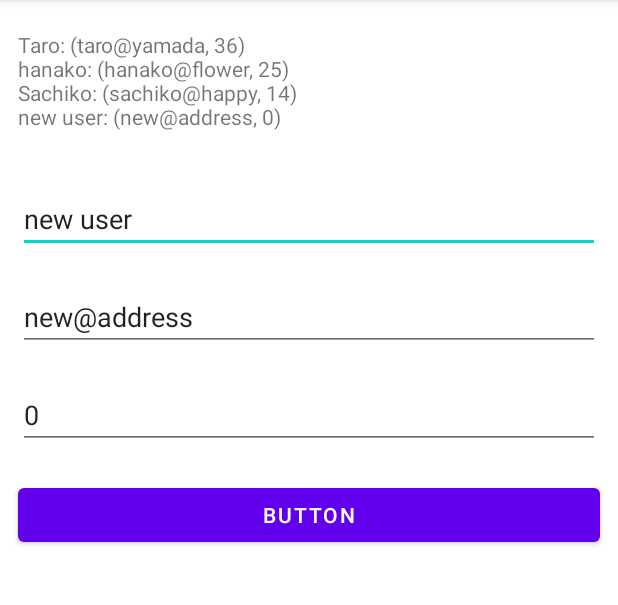
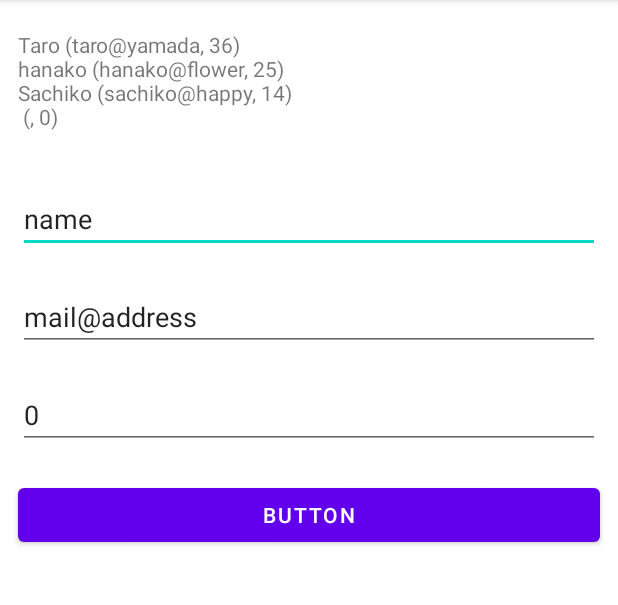
Before and after one commit to naoki1026/JetpackData, an Android app: the screen it shows after launch (MainActivity), after a tap on "BUTTON", on a phone screen of 412 x 824 dp, the part 84-689 px from its top. Run offline under Robolectric (Android 15) with nearby library versions, the phone set to English and light mode, and no system bars; our stand-ins replace data binding.

Commit message:
3-3 アクティビティから監視フィールドを利用するまで

```diff
--- a/app/src/main/java/com/example/jetpackdata/MainActivity.kt
+++ b/app/src/main/java/com/example/jetpackdata/MainActivity.kt
@@ -3,7 +3,6 @@ package com.example.jetpackdata
 import androidx.appcompat.app.AppCompatActivity
 import android.os.Bundle
 import androidx.lifecycle.ViewModelProvider
-import com.example.jetpackdata.data.model.Person
 import com.example.jetpackdata.viewModel.MyViewModel
 import com.example.jetpackdata.databinding.ActivityMainBinding
 
@@ -21,7 +20,7 @@ class MainActivity : AppCompatActivity() {
         val myViewModel : MyViewModel = ViewModelProvider(this).get(MyViewModel::class.java)
 
         binding.viewModel = myViewModel
-        binding.text1.text = myViewModel.allText
+        binding.person = myViewModel.person.get()
 
         binding.button1.setOnClickListener {
             val n = binding.frmName.text.toString()
@@ -29,9 +28,10 @@ class MainActivity : AppCompatActivity() {
             val a = binding.frmAge.text.toString().toInt()
 
             myViewModel.add(n, m, a)
-            myViewModel.person = Person(n, m, a)
-            myViewModel.allText = myViewModel.allByText()
-            binding.text1.text = myViewModel.allText
+            myViewModel.person.get()!!.name.set("name")
+            myViewModel.person.get()!!.mail.set("mail@address")
+            myViewModel.person.get()!!.age.set("0")
+            myViewModel.allText.set(myViewModel.allByText())
         }
     }
 }
--- a/app/src/main/java/com/example/jetpackdata/data/model/Person.kt
+++ b/app/src/main/java/com/example/jetpackdata/data/model/Person.kt
@@ -1,17 +1,21 @@
 package com.example.jetpackdata.data.model
+
+import androidx.databinding.ObservableField
 
 
 // データクラス
 // 何もしないデータを保持するだけのクラス
 
 class Person(name:String, mail:String, age:Int){
-    val name = name
-    val mail = mail
-    val age = age
+    var name = ObservableField<String>()
+    var mail = ObservableField<String>()
+    var age = ObservableField<String>()
 
-    fun age_s() : String = age.toString()
+    init {
+        this.name.set(name)
+        this.mail.set(mail)
+        this.age.set(age.toString())
+    }
 
-    fun to_s() : Any?{
-        return "$name: ($mail, $age)"
-    }
+    fun to_s() : String = "${name.get()} (${mail.get()}, ${age.get()})"
 }
--- a/app/src/main/java/com/example/jetpackdata/viewModel/MyViewModel.kt
+++ b/app/src/main/java/com/example/jetpackdata/viewModel/MyViewModel.kt
@@ -1,36 +1,47 @@
 package com.example.jetpackdata.viewModel
 
+import android.util.Log
+import androidx.databinding.ObservableArrayList
+import androidx.databinding.ObservableField
 import androidx.lifecycle.ViewModel
 import com.example.jetpackdata.data.model.Person
 
 class MyViewModel : ViewModel() {
 
+    private val TAG = "MainViewModel"
+
     // ViewModelにデータを保管しているため、回転させても消えない
-    private val data: MutableList<Person> = mutableListOf(
-        Person("Taro", "taro@yamada", 36),
-        Person("hanako", "hanako@flower", 25),
-        Person("Sachiko", "sachiko@happy", 14)
-    )
+    private val data = ObservableArrayList<Person>().apply {
+        add(Person("Taro", "taro@yamada", 36))
+        add(Person("hanako", "hanako@flower", 25))
+        add(Person("Sachiko", "sachiko@happy", 14))
+    }
 
-    var person : Person = Person("new user", "new@address", 0)
-    var allText : String = ""
+    val person = ObservableField<Person>()
+    var allText = ObservableField<String>()
 
-    fun allByText() : String {
-        var res = ""
-        for (item in data){
+    fun allByText():String {
+        var res = String()
+        for(item in data){
+            Log.d(TAG, "${item}")
             res += item.to_s()
             res += "\n"
         }
         return res
     }
 
-    fun getById(id:Int) : Person = data[id]
+
+//    fun getById(id:Int) : Person = data[id]
     fun add(name:String, mail:String, age:Int){
-        val person = Person(name, mail, age)
+        this.add(Person(name, mail, age))
+    }
+
+    private fun add(person: Person){
         data.add(person)
     }
 
     init  {
-        allText = allByText()
+        allText.set(allByText())
+        person.set(Person("", "", 0))
     }
 }
--- a/app/src/main/res/layout/activity_main.xml
+++ b/app/src/main/res/layout/activity_main.xml
@@ -7,6 +7,9 @@
         <variable
             name="viewModel"
             type="com.example.jetpackdata.viewModel.MyViewModel" />
+        <variable
+            name="person"
+            type="com.example.jetpackdata.data.model.Person" />
 
     </data>
 
@@ -49,7 +52,7 @@
             android:layout_marginEnd="12dp"
             android:ems="10"
             android:hint="Name"
-            android:text="@{viewModel.person.name}"
+            android:text="@{person.name}"
             android:inputType="textPersonName"
             app:layout_constraintEnd_toEndOf="parent"
             app:layout_constraintStart_toStartOf="parent"
@@ -64,7 +67,7 @@
             android:layout_marginEnd="12dp"
             android:ems="10"
             android:hint="Mail"
-            android:text="@{viewModel.person.mail}"
+            android:text="@{person.mail}"
             android:inputType="textEmailAddress"
             app:layout_constraintEnd_toEndOf="parent"
             app:layout_constraintHorizontal_bias="0.5"
@@ -80,7 +83,7 @@
             android:layout_marginEnd="12dp"
             android:ems="10"
             android:hint="Age"
-            android:text="@{viewModel.person.age_s()}"
+            android:text="@{person.age}"
             android:inputType="number"
             app:layout_constraintEnd_toEndOf="parent"
             app:layout_constraintHorizontal_bias="0.5"
```
